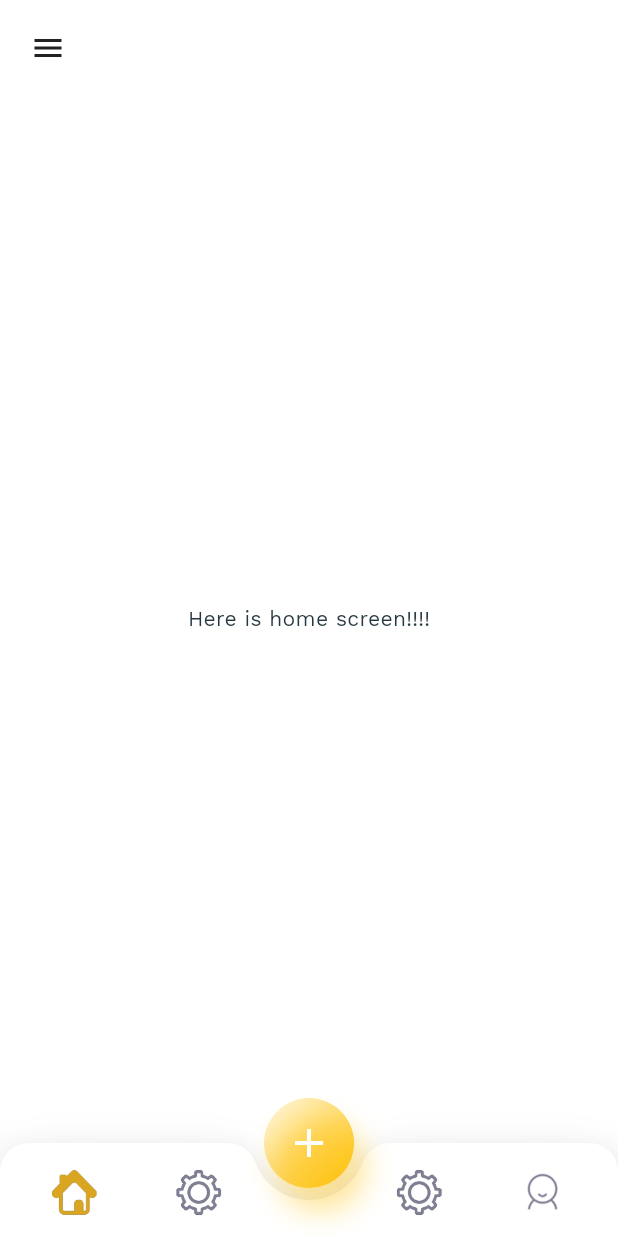
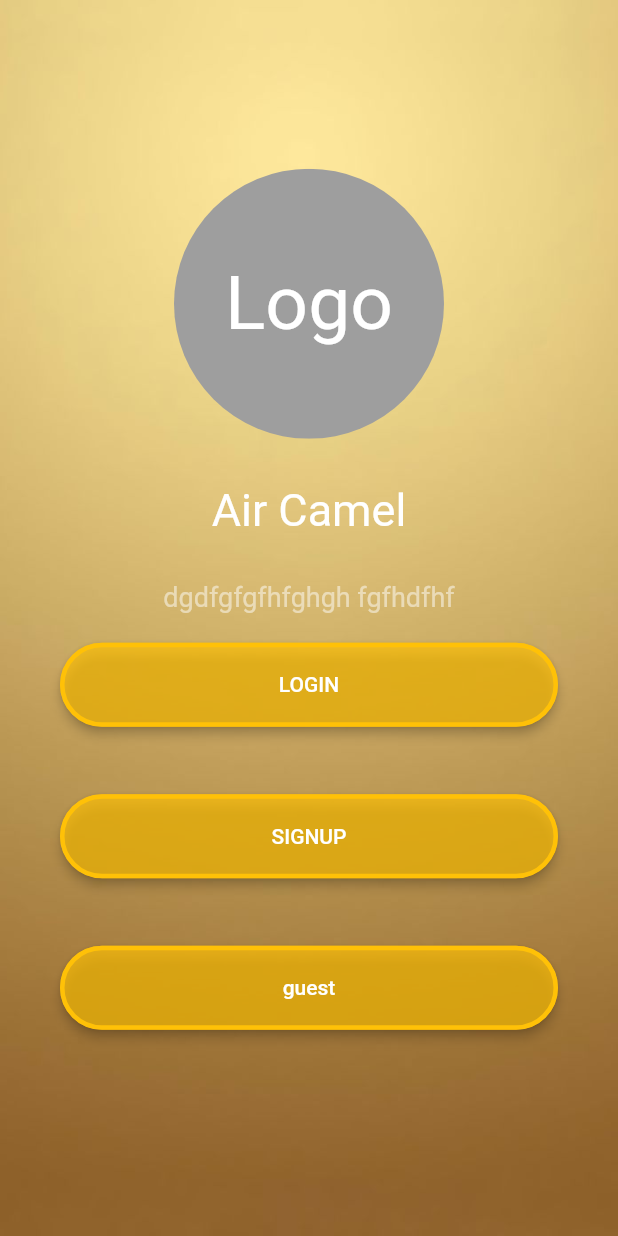
Before and after one commit to mayarhussein/Air-Camel-Mobile-Application, a Flutter app: the screen it shows after launch, on a phone screen of 412 x 824 dp. Run offline on Flutter 3.47's test engine with Material 2 defaults, Android fonts, the phone set to English and light mode, and no system bars; our stand-ins replace flutter_rating_bar; Roboto replaces fonts that are missing (Roboto-Bold, WorkSans-SemiBold).

Commit message:
mayoura commits

```diff
--- a/lib/main.dart
+++ b/lib/main.dart
@@ -2,10 +2,15 @@ import 'dart:io';
 import 'package:air_camel/pages/home/filters_screen.dart';
 import 'package:air_camel/pages/home/new_shipment_menu_screen.dart';
 import 'package:air_camel/pages/home/navigation_screen.dart';
+import 'package:air_camel/pages/welcome_screen.dart';
 import 'package:air_camel/resources/app_theme.dart';
 import 'package:flutter/material.dart';
 import 'package:flutter/services.dart';
 import 'package:flutter/foundation.dart' show kIsWeb;
+
+import 'pages/account/login_screen.dart';
+import 'pages/account/signup_screen.dart';
+import 'pages/splash_screen.dart';
 
 void main() async {
   WidgetsFlutterBinding.ensureInitialized();
@@ -27,19 +32,33 @@ class MyApp extends StatelessWidget {
       systemNavigationBarIconBrightness: Brightness.dark,
     ));
     return MaterialApp(
-      title: 'GoCaamel',
+      title: 'AirCamel',
       debugShowCheckedModeBanner: false,
       theme: ThemeData(
         primaryColor: Colors.amber.shade600,
-        textTheme: AppTheme.textTheme,
+        primarySwatch: Colors.amber,
+
+        //textTheme: AppTheme.textTheme,
+        textTheme: ThemeData.light().textTheme.copyWith(
+              bodyText1: TextStyle(color: Color.fromRGBO(20, 51, 51, 1)),
+              bodyText2: TextStyle(color: Color.fromRGBO(20, 51, 51, 1)),
+              subtitle1: TextStyle(
+                  color: Colors.white,
+                  fontSize: 20,
+                  fontFamily: 'WorkSans-Regular',
+                  fontWeight: FontWeight.bold)),
         // platform: TargetPlatform.iOS,
       ),
-      // home: NavigationHomeScreen(),
-      home: NavigationHomeScreen(),
+
+      //home: NavigationHomeScreen(),
+      //home:SplashScreen(3,WelcomeScreen.routeName),
+      home: WelcomeScreen(),
       routes: {
         FiltersScreen.routeName: (ctx) => FiltersScreen(),
         NavigationHomeScreen.routeName: (ctx) => NavigationHomeScreen(),
         NewShipmentMenu.routeName: (ctx) => NewShipmentMenu(),
+        LoginScreen.routeName: (ctx) => LoginScreen(),
+        SignupScreen.routeName: (ctx) => SignupScreen()
       },
     );
   }
--- /dev/null
+++ b/lib/pages/welcome_screen.dart
@@ -0,0 +1,80 @@
+import 'dart:math';
+
+import 'package:air_camel/pages/account/signup_screen.dart';
+import 'package:air_camel/pages/home/navigation_screen.dart';
+import 'package:air_camel/widgets/my_button.dart';
+import 'package:flutter/material.dart';
+
+import 'account/login_screen.dart';
+
+class WelcomeScreen extends StatelessWidget {
+   static const routeName = '/welcomepage';
+  @override
+  Widget build(BuildContext context) {
+    return Scaffold(
+      body:Container(
+        color: Colors.black,
+        child: Stack(
+          children: [
+            Positioned.fill(
+                 child: Image.asset('assets/images/gold.jpg',fit: BoxFit.cover)
+                 ),
+            Center(child: Column(
+              mainAxisAlignment: MainAxisAlignment.center,
+              crossAxisAlignment: CrossAxisAlignment.stretch,
+              children: [
+                //1
+                Center(
+                  child: ClipOval(
+                    child: Container(
+                      width: 180,
+                      height: 180,
+                      color: Colors.grey,
+                      alignment: Alignment.center,
+                      child: const Text('Logo',
+                         style: TextStyle(
+                           fontSize: 50,
+                           color: Colors.white,
+                           fontFamily: 'Roboto-Bold'
+                            )))),
+                ),
+                //2
+               const SizedBox(height: 30),
+               //3
+               const Text('Air Camel',
+                   textAlign: TextAlign.center,
+                   style: TextStyle(
+                      color: Colors.white,
+                      fontSize: 30,
+                      fontFamily: 'WorkSans-SemiBold')),
+               //4
+               const SizedBox(height: 30),
+               //5
+               Text('dgdfgfgfhfghgh fgfhdfhf',
+                   textAlign: TextAlign.center,
+                   style: TextStyle(
+                     color: Colors.white.withOpacity(0.5),
+                      fontSize: 18,
+                      fontFamily: 'WorkSans-SemiBold',
+                      )),
+               //6
+                MyButton('LOGIN', LoginScreen.routeName),
+                //7
+                 MyButton('SIGNUP', SignupScreen.routeName),
+                 MyButton('guest', NavigationHomeScreen.routeName),
+
+
+
+
+
+
+
+              ],) )
+            ],
+        ),
+
+
+
+    ));
+  }
+}
--- /dev/null
+++ b/lib/widgets/my_button.dart
@@ -0,0 +1,41 @@
+import 'package:flutter/material.dart';
+
+class MyButton extends StatelessWidget {
+  final String title;
+  final String screenRoute;
+
+  MyButton(this.title,this.screenRoute);
+
+  @override
+  Widget build(BuildContext context) {
+    return Container(
+      margin: const EdgeInsets.only(left: 20, right: 20, bottom: 5),
+      child: ClipRRect(
+        borderRadius: BorderRadius.circular(50),
+        child: Material(
+          color: Colors.transparent,
+          child: InkWell(
+              splashColor: Colors.red.withOpacity(0.2),
+              highlightColor: Colors.white.withOpacity(0.2),
+              child: Container(
+                  padding: const EdgeInsets.all(20),
+                  child: ElevatedButton(
+                      child: Text(title, style: TextStyle(
+                      color: Colors.white )),
+                      onPressed: () => {
+                            Navigator.of(context)
+                                .pushNamed(screenRoute)
+                          },
+                      style: ElevatedButton.styleFrom(
+                          primary: Colors.amber.withOpacity(0.7),
+                          side: const BorderSide(width: 3, color: Colors.amber),
+                          elevation: 3,
+                          shape: RoundedRectangleBorder(borderRadius: BorderRadius.circular(30)),
+                          padding:
+                              EdgeInsets.all(20) //content padding inside button
+                          )))),
+        ),
+      ),
+    );
+  }
+}
```
Also changed, not shown: lib/pages/account/account_screen.dart (+5 -2 lines), lib/pages/account/login_screen.dart (+118 -0 lines), lib/pages/account/signup_screen.dart (added, +139 -0 lines), lib/pages/splash_screen.dart (added, +38 -0 lines), assets/images/gold.jpg (added), lib/pages/account/register_screen.dart (deleted).
